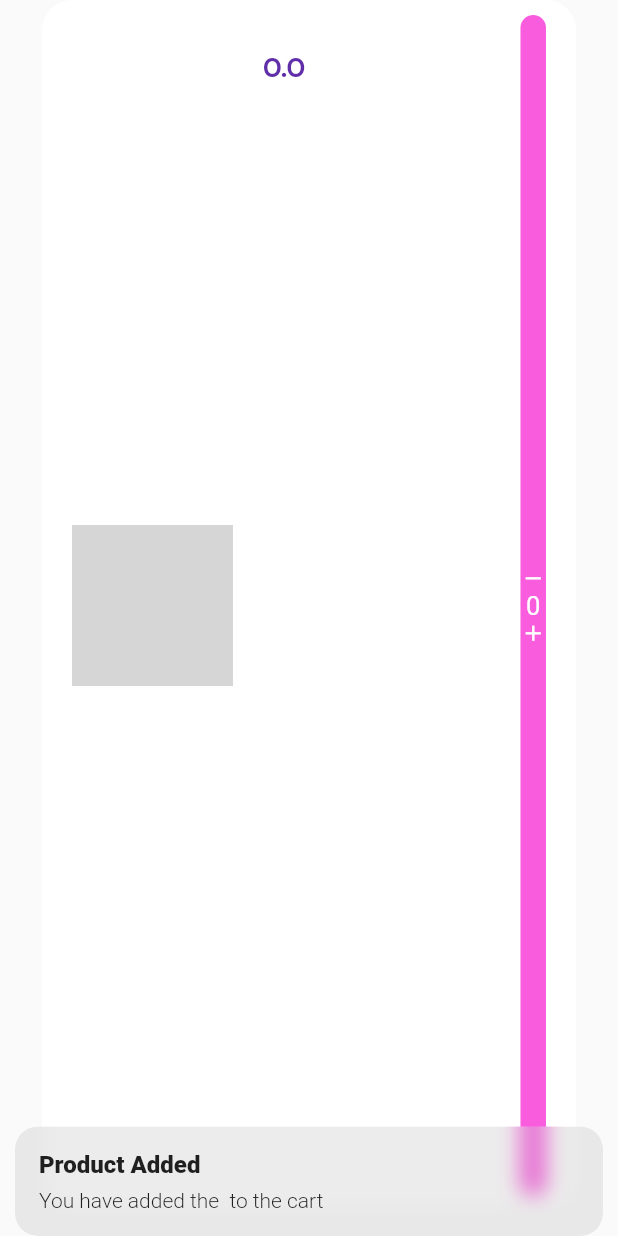
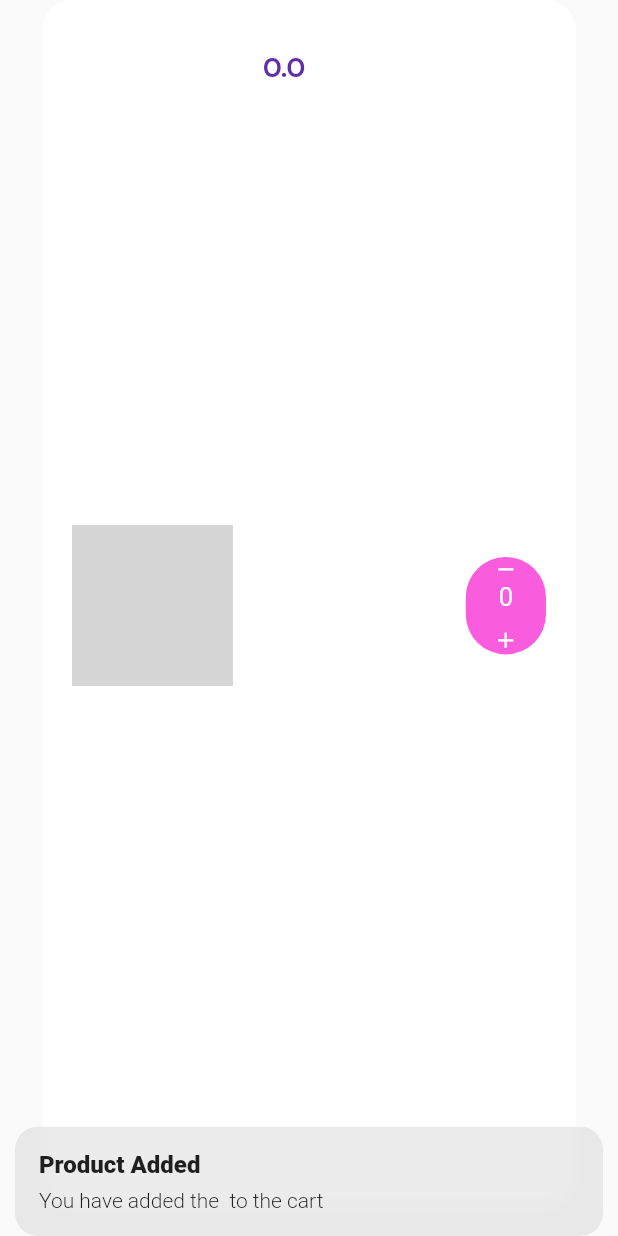
Before and after one commit to ahmednabilmahran/new-medica, a Flutter app: the CartProductCard widget shown alone on an empty page, opened directly with empty values, after a tap on the "add" icon, on a phone screen of 412 x 824 dp. Run offline on Flutter 3.47's test engine with Material 2 defaults, Android fonts, the phone set to English and light mode, and no system bars; our stand-ins replace carousel_slider, cloud_firestore, country_code_picker, date_picker_timeline, equatable, firebase_auth and 12 more; missing offline and left inert: booking_calendar, dart:ffi, mockito, tflite; accounts and stored records are empty; network calls fail; grey boxes are pictures that could not be loaded.

Commit message:
Update cart_products.dart

```diff
--- a/lib/view/widgets/cart_products.dart
+++ b/lib/view/widgets/cart_products.dart
@@ -109,7 +109,8 @@ class CartProductCard extends StatelessWidget {
           ),
           Container(
             // padding: EdgeInsets.all(0),
-            // height: 90,
+            padding: EdgeInsets.symmetric(horizontal: size.width * 0.02),
+            height: 65,
             decoration: BoxDecoration(
                 color: secondaryColor, borderRadius: BorderRadius.circular(50)),
             child: Column(
@@ -137,10 +138,13 @@ class CartProductCard extends StatelessWidget {
                   onTap: () {
                     controller.addProduct(product);
                   },
-                  child: Icon(
-                    Icons.add,
-                    color: Colors.white,
-                    size: 17,
+                  child: Container(
+                    padding: EdgeInsets.all(10),
+                    child: Icon(
+                      Icons.add,
+                      color: Colors.white,
+                      size: 17,
+                    ),
                   ),
                 ),
               ],
```
